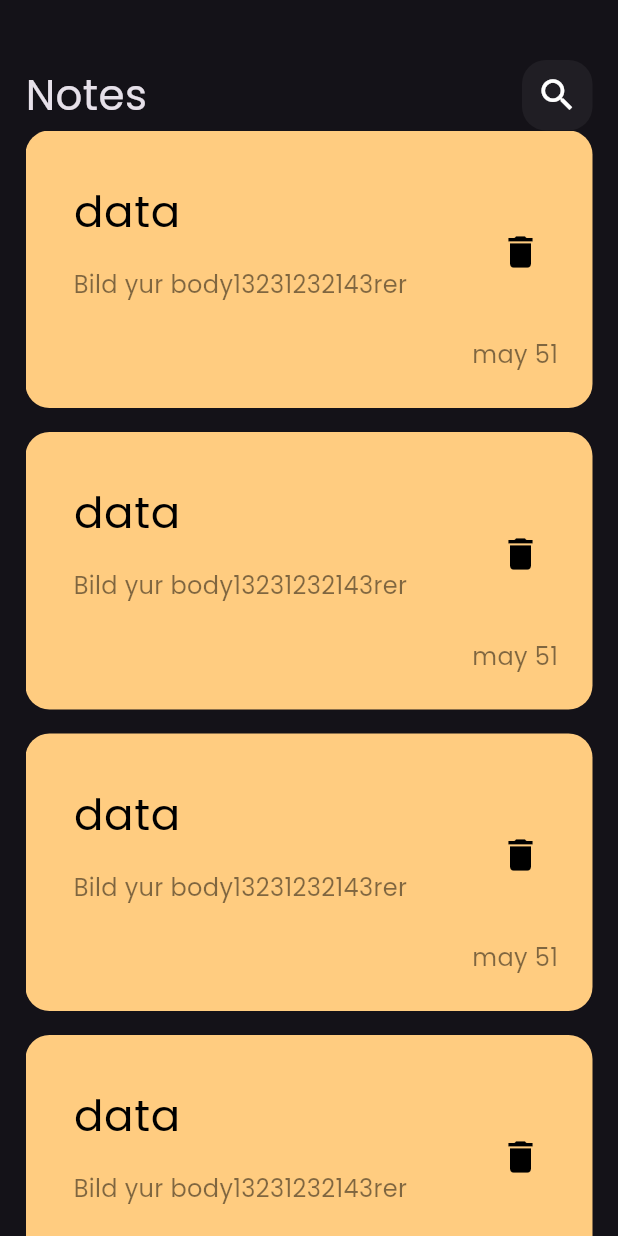
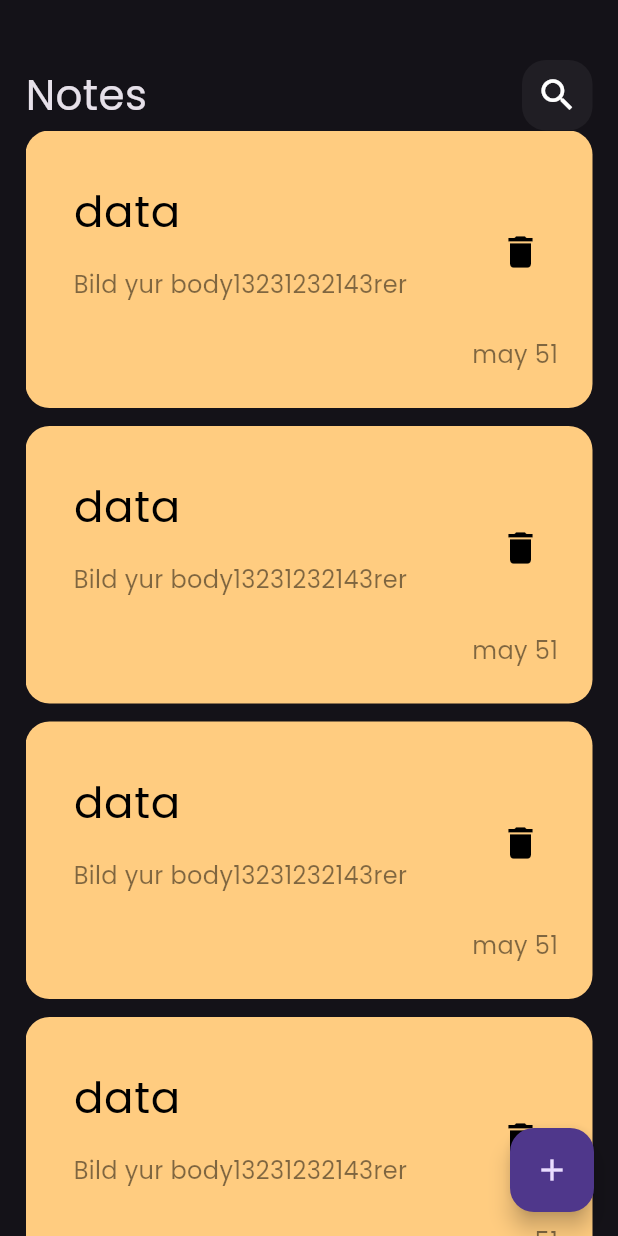
Before and after one commit to youssef336/notes_app, a Flutter app: the screen it shows after launch, on a phone screen of 412 x 824 dp. Run offline on Flutter 3.47's test engine with Material 3 defaults, Android fonts, the phone set to English and light mode, and no system bars.

Commit message:
add_floating_action_buttom

```diff
--- a/lib/views/Note_view.dart
+++ b/lib/views/Note_view.dart
@@ -6,6 +6,12 @@ class NotePage extends StatelessWidget {
 
   @override
   Widget build(BuildContext context) {
-    return Scaffold(body: NotesView_Body());
+    return Scaffold(
+      floatingActionButton: FloatingActionButton(
+        onPressed: () {},
+        child: const Icon(Icons.add),
+      ),
+      body: const NotesView_Body(),
+    );
   }
 }
--- a/lib/views/widgets/custom_note_item.dart
+++ b/lib/views/widgets/custom_note_item.dart
@@ -6,7 +6,7 @@ class NoteItem extends StatelessWidget {
   @override
   Widget build(BuildContext context) {
     return Padding(
-      padding: const EdgeInsets.only(bottom: 16),
+      padding: const EdgeInsets.only(bottom: 12),
       child: Container(
         padding: EdgeInsets.only(top: 24, bottom: 24, left: 16),
         width: double.infinity,
```
